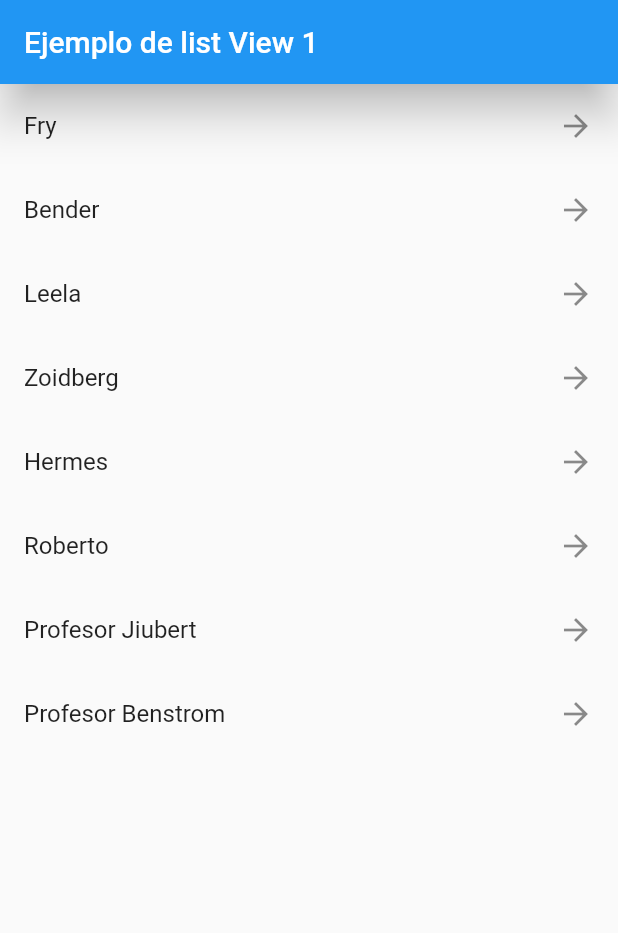
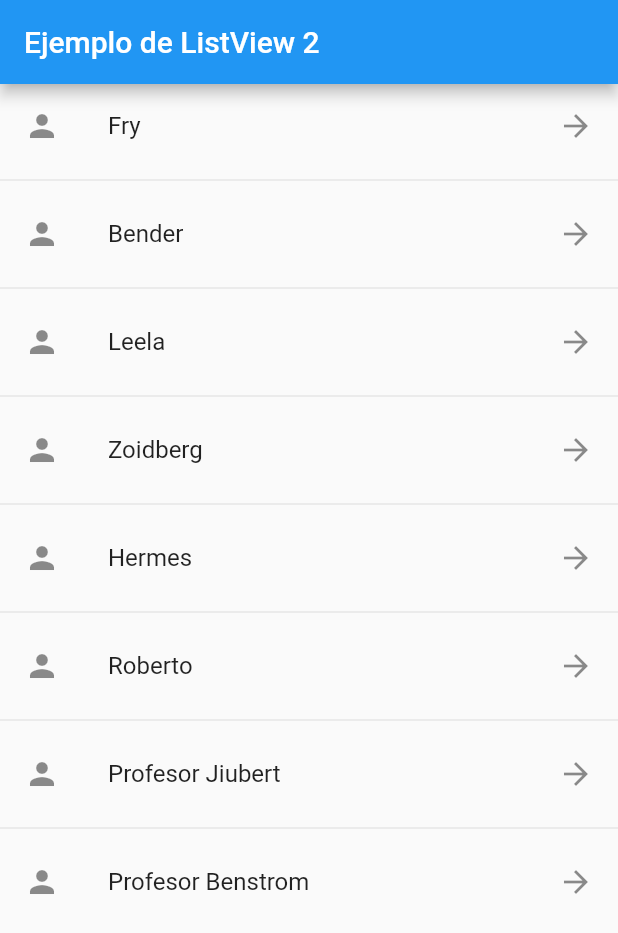
Before and after one commit to rafaelmad97/Practicas-2Flutter, a Flutter app: the screen it shows after launch, on a phone screen of 412 x 824 dp. Shown: the top 933 px of the screen. Run offline on Flutter 3.47's test engine with Material 2 defaults, Android fonts, the phone set to English and light mode, and no system bars.

Commit message:
se implementó un cambio de tipo de variable a la primera listView
la listview 2 fue implemntada usandola de forma extendida y con un separador

```diff
--- a/lib/App.dart
+++ b/lib/App.dart
@@ -1,9 +1,11 @@
 import 'package:flutter/material.dart';
 import 'package:modulo2_componentesflutter/pages/ListView.dart';
+import 'package:modulo2_componentesflutter/pages/ListView2.dart';
 
 class App extends StatelessWidget {
   @override
   Widget build(BuildContext context) {
-    return MaterialApp(debugShowCheckedModeBanner: false, home: ListViewPage());
+    return MaterialApp(
+        debugShowCheckedModeBanner: false, home: ListView2Page());
   }
 }
--- a/lib/pages/ListView.dart
+++ b/lib/pages/ListView.dart
@@ -3,7 +3,7 @@ import 'package:flutter/material.dart';
 class ListViewPage extends StatelessWidget {
   @override
   Widget build(BuildContext context) {
-    const items = [
+    final items = [
       "Fry",
       "Bender",
       "Leela",
--- /dev/null
+++ b/lib/pages/ListView2.dart
@@ -0,0 +1,31 @@
+import 'package:flutter/material.dart';
+
+class ListView2Page extends StatelessWidget {
+  final items = [
+    "Fry",
+    "Bender",
+    "Leela",
+    "Zoidberg",
+    "Hermes",
+    "Roberto",
+    "Profesor Jiubert",
+    "Profesor Benstrom"
+  ];
+
+  @override
+  Widget build(BuildContext context) {
+    return Scaffold(
+      appBar: AppBar(
+        title: const Text("Ejemplo de ListView 2"),
+      ),
+      body: ListView.separated(
+          itemCount: items.length,
+          itemBuilder: (context, index) => ListTile(
+              onTap: () {},
+              title: Text(items[index]),
+              leading: const Icon(Icons.person),
+              trailing: const Icon(Icons.arrow_forward_sharp)),
+          separatorBuilder: (__, _) => const Divider()),
+    );
+  }
+}
```
